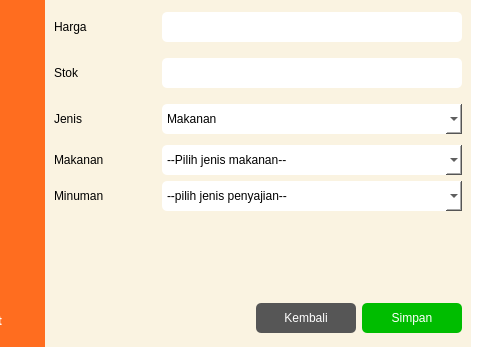
Old version of the form menu_create.ui in the repository MohammadILhamSyahputra/PROJEK-UAS-PBO; both pictures show x 134 to 614 and y 127 to 474 of the 614 by 474 pixel window.
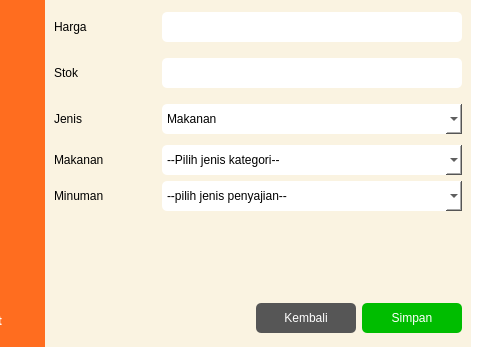
New version of the form. Icons and pictures are not drawn.

What changed in the file:
```diff
--- a/menu_create.ui
+++ b/menu_create.ui
@@ -1017,7 +1017,7 @@
                </property>
                <item>
                 <property name="text">
-                 <string>--Pilih jenis makanan--</string>
+                 <string>--Pilih jenis kategori--</string>
                 </property>
                </item>
                <item>
```
